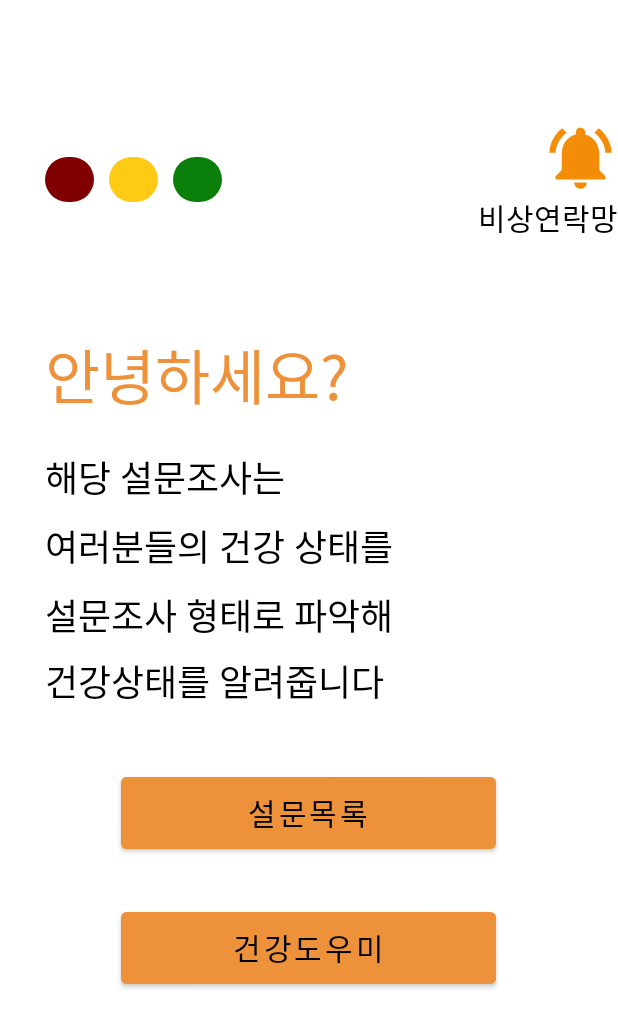
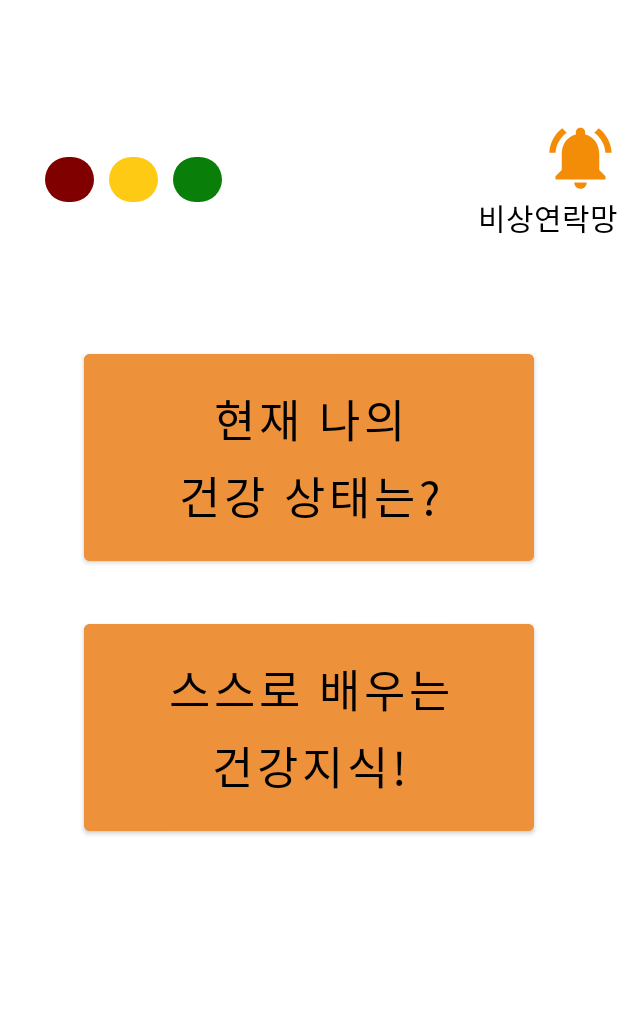
Before and after one commit to jaehan4707/LIFE_QUALITY, an Android app built with Jetpack Compose: the MainActivity screen opened directly, with no data from a screen before it, on a phone screen of 412 x 824 dp. Shown: the top 1028 px of the screen. Run offline under Robolectric (Android 15) with nearby library versions, the phone set to English and light mode, and no system bars; our stand-ins replace Firebase (no records; nobody signed in at launch, a user with empty details on screens opened directly); libraries missing offline, so code that uses them is left out: com.gun0912.tedpermission; 1 statement that could not run was skipped.

Commit message:
디자인 수정

```diff
--- a/life_quality/app/src/main/res/layout/activity_edu_sleep.xml
+++ b/life_quality/app/src/main/res/layout/activity_edu_sleep.xml
@@ -8,22 +8,23 @@
     <androidx.viewpager.widget.ViewPager
         android:layout_marginTop="10dp"
         android:id="@+id/sleepViewPager"
-        app:layout_constraintTop_toTopOf="parent"
         app:layout_constraintStart_toStartOf="parent"
         app:layout_constraintEnd_toEndOf="parent"
         android:layout_centerInParent="true"
         android:overScrollMode="never"
+        app:layout_constraintBottom_toTopOf="@id/layout"
         android:clipToPadding="false"
         android:layout_width="400dp"
         android:layout_height="600dp"/>
 
     <LinearLayout
+        android:id="@+id/layout"
         android:layout_width="match_parent"
         android:layout_height="wrap_content"
         android:gravity="center"
-        app:layout_constraintTop_toBottomOf="@id/sleepViewPager"
         app:layout_constraintStart_toStartOf="parent"
         app:layout_constraintBottom_toBottomOf="parent"
+        app:layout_constraintEnd_toEndOf="parent"
         android:orientation="horizontal">
     <TextView
         android:layout_gravity="center"
--- a/life_quality/app/src/main/res/layout/activity_main.xml
+++ b/life_quality/app/src/main/res/layout/activity_main.xml
@@ -66,92 +66,37 @@
                     android:gravity="right"/>
             </LinearLayout>
         </LinearLayout>
-        <LinearLayout
-            android:layout_width="wrap_content"
-            android:layout_height="wrap_content"
-            android:orientation="vertical"
-            android:padding="30dp"
-            android:layout_marginTop="30dp">
-            <TextView
-                android:layout_width="wrap_content"
-                android:layout_height="wrap_content"
-                android:text="안녕하세요?"
-                android:fontFamily="@font/bm_dohyeon"
-                android:textSize="40dp"
-                android:textColor="@color/main_orange"
-                />
-            <TextView
-                android:layout_width="wrap_content"
-                android:layout_height="wrap_content"
-                android:text="해당 설문조사는"
-                android:textSize="24dp"
-                android:layout_marginTop="20dp"
-                android:fontFamily="@font/bm_dohyeon"
-                android:textColor="@color/black"/>
-            <TextView
-                android:layout_width="wrap_content"
-                android:layout_height="wrap_content"
-                android:textSize="24dp"
-                android:text="여러분들의 건강 상태를"
-                android:layout_marginTop="10dp"
-                android:fontFamily="@font/bm_dohyeon"
-                android:textColor="@color/black"/>
-            <TextView
-                android:layout_width="wrap_content"
-                android:layout_height="wrap_content"
-                android:textSize="24dp"
-                android:text="설문조사 형태로 파악해\n건강상태를 알려줍니다"
-                android:lineSpacingExtra="8dp"
-                android:layout_marginTop="10dp"
-                android:fontFamily="@font/bm_dohyeon"
-                android:textColor="@color/black"/>
-        </LinearLayout>
+
 
         <LinearLayout
             android:layout_width="match_parent"
             android:layout_height="wrap_content"
             android:orientation="vertical"
-            android:layout_marginTop="10dp">
+            android:layout_marginTop="70dp">
             <Button
                 android:id="@+id/q_start"
-                android:layout_width="250dp"
-                android:layout_height="60dp"
-                android:text="설문목록"
-                android:textSize="20dp"
+                android:layout_width="300dp"
+                android:layout_height="150dp"
+                android:text="현재 나의\n건강 상태는?"
+                android:textSize="30dp"
+                android:lineSpacingExtra="7dp"
                 android:backgroundTint="@color/main_orange"
                 android:textColor="@color/black"
                 android:layout_gravity="center"
                 android:fontFamily="@font/bm_dohyeon"/>
-            <!--
-            <TextView
-                android:layout_width="wrap_content"
-                android:layout_height="wrap_content"
-                android:text="설문조사를 진행하여 \n나의 상태를 확인할 수 있습니다."
-                android:layout_gravity="center"
-                android:textSize="20sp"
-                android:textColor="@color/black"
-                android:fontFamily="@font/bm_dohyeon"/>
                 -->
             <Button
                 android:id="@+id/edu"
-                android:layout_width="250dp"
-                android:layout_height="60dp"
-                android:text="건강도우미"
-                android:textSize="20dp"
+                android:layout_width="300dp"
+                android:layout_height="150dp"
+                android:text="스스로 배우는\n건강지식!"
+                android:textSize="30dp"
+                android:lineSpacingExtra="7dp"
                 android:backgroundTint="@color/main_orange"
                 android:textColor="@color/black"
                 android:layout_gravity="center"
                 android:fontFamily="@font/bm_dohyeon"
                 android:layout_marginTop="30dp"/>
-            <!--
-            <TextView
-                android:layout_width="wrap_content"
-                android:layout_height="wrap_content"
-                android:text="건강에 도움이 되는 \n여러가지 방법을 배울 수 있습니다."
-                android:layout_gravity="center"
-                android:textSize="20sp"
-                android:textColor="@color/black"
-                android:fontFamily="@font/bm_dohyeon"/>
             -->
         </LinearLayout>
         <!--
--- a/life_quality/app/src/main/res/layout/fall_info.xml
+++ b/life_quality/app/src/main/res/layout/fall_info.xml
@@ -48,7 +48,7 @@
         app:layout_constraintEnd_toEndOf="parent"
         app:layout_constraintTop_toBottomOf="@id/bar"
         android:textSize="23sp"
-        android:text="다음은 낙상에 대해 얼마나 \n염려하는지에 대한 몇 가지 질문을 \n하고자 합니다. 다음 각 활동에 대해 \n자신의 의견과 가장 가까운 부분을 \n선택하여 주시기 바랍니다.\n이 중 현재 하지 않는 활동이 있다면\n그것을 했다고 가정하고 넘어 질까 봐 \n염려되는 것에 답해주시기 바랍니다."
+        android:text="다음은 낙상에 대해 얼마나 염려하는지에 대한 몇 가지 질문을 하고자 합니다. 다음 각 활동에 대해 자신의 의견과 가장 가까운 부분을 선택하여 주시기 바랍니다. 이 중 현재 하지 않는 활동이 있다면 그것을 했다고 가정하고 넘어 질까 봐 염려되는 것에 답해주시기 바랍니다."
         />
 
     <Button
--- a/life_quality/app/src/main/res/layout/fragment_eq5d.xml
+++ b/life_quality/app/src/main/res/layout/fragment_eq5d.xml
@@ -61,7 +61,7 @@
             <TextView
                 android:layout_width="wrap_content"
                 android:layout_height="wrap_content"
-                android:text="설문결과,"
+                android:text="측정결과,"
                 android:fontFamily="@font/bm_dohyeon"
                 android:textColor="@color/black"
                 android:textSize="25sp" />
@@ -70,7 +70,7 @@
                 android:layout_width="wrap_content"
                 android:layout_height="wrap_content"
                 android:fontFamily="@font/bm_dohyeon"
-                android:text="당신의 삶의 질은"
+                android:text="어르신의 삶의 질은"
                 android:textColor="@color/black"
                 android:textSize="25sp" />
             <TextView
--- a/life_quality/app/src/main/res/layout/fragment_fall.xml
+++ b/life_quality/app/src/main/res/layout/fragment_fall.xml
@@ -77,7 +77,7 @@
                 <TextView
                     android:layout_width="wrap_content"
                     android:layout_height="wrap_content"
-                    android:text="설문결과,"
+                    android:text="측정결과,"
                     android:fontFamily="@font/bm_dohyeon"
                     android:textColor="@color/black"
                     android:textSize="24sp" />
@@ -85,7 +85,7 @@
                     android:layout_width="wrap_content"
                     android:layout_height="wrap_content"
                     android:layout_marginTop="15dp"
-                    android:text="낙상 자기효능감이 "
+                    android:text="어르신의 낙상 자기효능감이 "
                     android:fontFamily="@font/bm_dohyeon"
                     android:textColor="@color/black"
                     android:textSize="24sp" />
--- a/life_quality/app/src/main/res/layout/fragment_frailty.xml
+++ b/life_quality/app/src/main/res/layout/fragment_frailty.xml
@@ -53,7 +53,7 @@
                 android:layout_marginTop="15dp"
                 android:layout_width="wrap_content"
                 android:layout_height="wrap_content"
-                android:text="본 설문의 결과는 신체활동 결과와 \n합산되어 나타납니다"
+                android:text="본 측정의 결과는 신체활동 결과와 \n합산되어 나타납니다"
                 android:fontFamily="@font/bm_dohyeon"
                 android:textColor="@color/black"
                 android:gravity="center"
@@ -74,7 +74,7 @@
                     android:layout_width="wrap_content"
                     android:layout_height="wrap_content"
                     android:fontFamily="@font/bm_dohyeon"
-                    android:text="당신은 "
+                    android:text="어르신은 "
                     android:textColor="@color/black"
                     android:textSize="24sp" />
 
--- a/life_quality/app/src/main/res/layout/fragment_ipaq.xml
+++ b/life_quality/app/src/main/res/layout/fragment_ipaq.xml
@@ -28,14 +28,14 @@
             <TextView
                 android:layout_width="wrap_content"
                 android:layout_height="wrap_content"
-                android:text="설문결과,"
+                android:text="측정결과,"
                 android:fontFamily="@font/bm_dohyeon"
                 android:textColor="@color/black"
                 android:textSize="24sp"/>
             <TextView
                 android:layout_width="wrap_content"
                 android:layout_height="wrap_content"
-                android:text="당신의 운동 건강 상태는 "
+                android:text="어르신의 운동 건강 상태는 "
                 android:layout_marginTop="20dp"
                 android:fontFamily="@font/bm_dohyeon"
                 android:textColor="@color/black"
--- a/life_quality/app/src/main/res/layout/fragment_mna.xml
+++ b/life_quality/app/src/main/res/layout/fragment_mna.xml
@@ -63,7 +63,7 @@
                     android:layout_width="wrap_content"
                     android:layout_height="wrap_content"
                     android:fontFamily="@font/bm_dohyeon"
-                    android:text="설문결과,"
+                    android:text="측정결과,"
                     android:textColor="@color/black"
                     android:textSize="24sp" />
 
@@ -72,7 +72,7 @@
                     android:layout_height="wrap_content"
                     android:layout_marginTop="10dp"
                     android:fontFamily="@font/bm_dohyeon"
-                    android:text="당신의 영양상태는"
+                    android:text="어르신의 영양상태는"
                     android:textColor="@color/black"
                     android:textSize="24sp" />
 
--- a/life_quality/app/src/main/res/layout/fragment_mouth_health.xml
+++ b/life_quality/app/src/main/res/layout/fragment_mouth_health.xml
@@ -104,7 +104,7 @@
                 android:layout_height="wrap_content"
                 android:gravity="center"
                 android:padding="5dp"
-                android:text="건강한 구강 관리를 위한 \n올바른 방법!\n이제 '건강관리'의 건강정보를 통해 \n관리 방법을 알아봅시다!"
+                android:text="건강한 구강 관리를 위한 \n올바른 방법!\n이후 준비된 건강정보를 통해 \n관리 방법을 알아봅시다!"
                 android:fontFamily="@font/bm_dohyeon"
                 android:lineSpacingExtra="10dp"
                 android:textColor="@color/black"
--- a/life_quality/app/src/main/res/layout/fragment_sleep.xml
+++ b/life_quality/app/src/main/res/layout/fragment_sleep.xml
@@ -29,7 +29,7 @@
             <TextView
                 android:layout_width="wrap_content"
                 android:layout_height="wrap_content"
-                android:text="설문결과,"
+                android:text="측정결과,"
                 android:fontFamily="@font/bm_dohyeon"
                 android:textColor="@color/black"
                 android:textSize="24sp" />
@@ -37,7 +37,7 @@
                 android:layout_width="wrap_content"
                 android:layout_height="wrap_content"
                 android:layout_marginTop="15dp"
-                android:text="당신은 "
+                android:text="어르신은 "
                 android:fontFamily="@font/bm_dohyeon"
                 android:textColor="@color/black"
                 android:textSize="24sp" />
```
Also changed, not shown: life_quality/app/src/main/java/com/example/myapplication/model/Result.kt (added, +13 -0 lines), life_quality/app/src/main/res/layout/activity_question_select.xml (+2 -27 lines), life_quality/app/src/main/res/layout/activity_test.xml (+2 -7 lines), life_quality/app/src/main/res/layout/fragment_sgdsk.xml (+5 -19 lines), life_quality/app/src/main/res/layout/fragment_yosil.xml (+13 -13 lines), life_quality/app/src/main/res/layout/result_layout.xml (+2 -17 lines).
